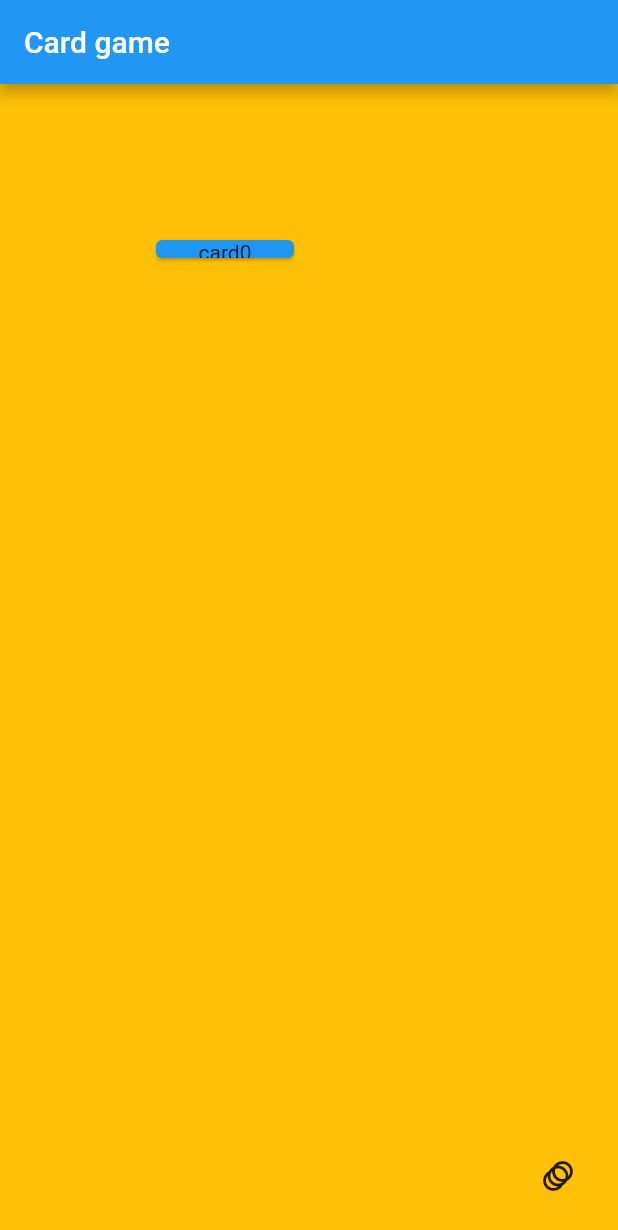
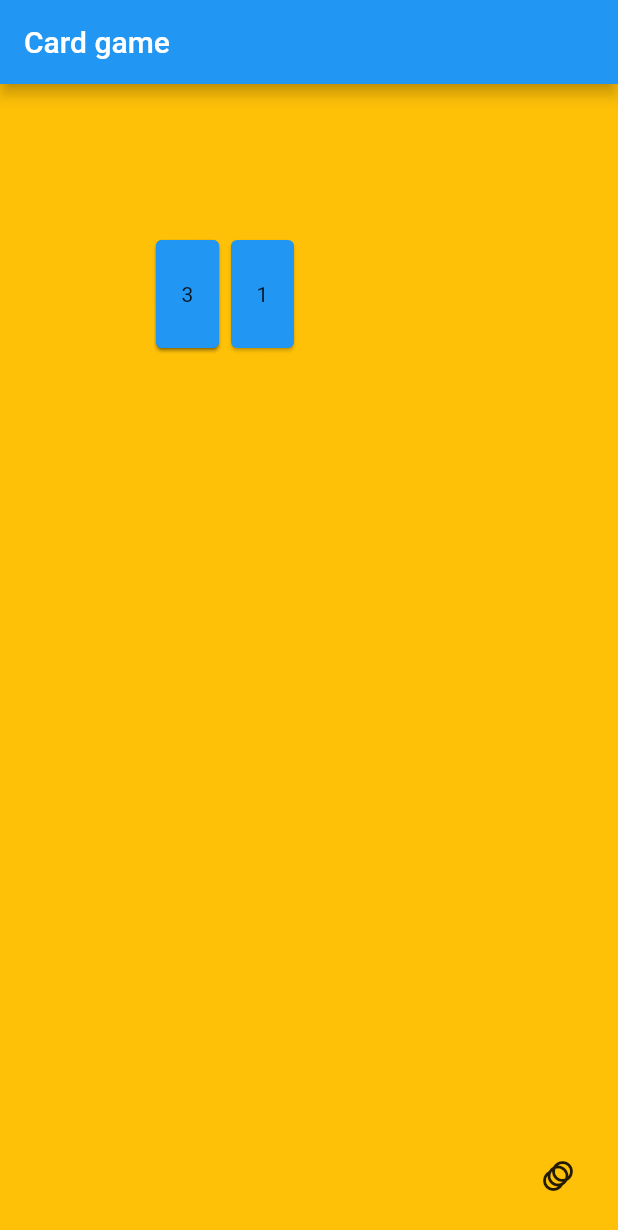
Before and after one commit to stephtelolahy/SixTakes, a Flutter app: the screen it shows after launch, after a tap on the "animation" icon, on a phone screen of 412 x 824 dp. Shown: the top 1230 px of the screen. Run offline on Flutter 3.47's test engine with Material 2 defaults, Android fonts, the light colour scheme and no system bars.

Commit message:
render state

```diff
--- a/lib/card_model.dart
+++ b/lib/card_model.dart
@@ -1,9 +1,19 @@
-import 'dart:math';
+import 'dart:ui';
 
 class CardModel {
   final String id;
-  Rectangle<double> position;
-  double opacity;
+  final int value;
+  final int bulls;
+  bool covered;
+  bool hidden;
+  Rect position;
 
-  CardModel({required this.id, required this.position, this.opacity = 0.0});
+  CardModel({
+    required this.id,
+    required this.value,
+    required this.bulls,
+    this.covered = false,
+    this.hidden = false,
+    required this.position,
+  });
 }
--- a/lib/card_widget.dart
+++ b/lib/card_widget.dart
@@ -17,14 +17,14 @@
         duration: const Duration(milliseconds: 500),
         curve: Curves.fastOutSlowIn,
         child: Opacity(
-          opacity: model.opacity,
+          opacity: model.hidden ? 0 : 1,
           child: Card(
             elevation: 1.0,
             shape: RoundedRectangleBorder(
               borderRadius: BorderRadius.circular(4.0),
             ),
             color: Colors.blue,
-            child: Center(child: Text(model.id)),
+            child: Center(child: Text('${model.value}')),
           ),
         ));
   }
--- a/lib/game_model.dart
+++ b/lib/game_model.dart
@@ -1,4 +1,4 @@
-import 'dart:math';
+import 'dart:ui';
 
 import 'package:flutter/widgets.dart';
 import 'package:sixtakes/card_model.dart';
@@ -14,15 +14,16 @@
         3,
         (idx) => CardModel(
           id: "card$idx",
-          position: const Rectangle(100, 100, 50, 80),
+          value: idx + 1,
+          bulls: 1,
+          position: const Rect.fromLTWH(100, 100, 50, 80),
         ),
       ),
     );
   }
 
   void update() {
-    _cards[0].position = const Rectangle(100, 100, 100, 20);
-    _cards[0].opacity = 1.0;
+    _cards[0].position = _cards[0].position.translate(50, 0);
     notifyListeners();
   }
 }
```
